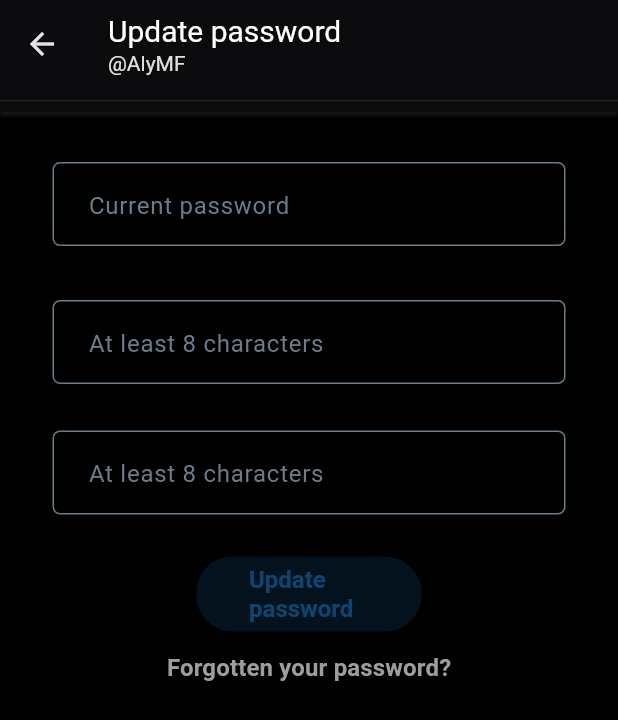
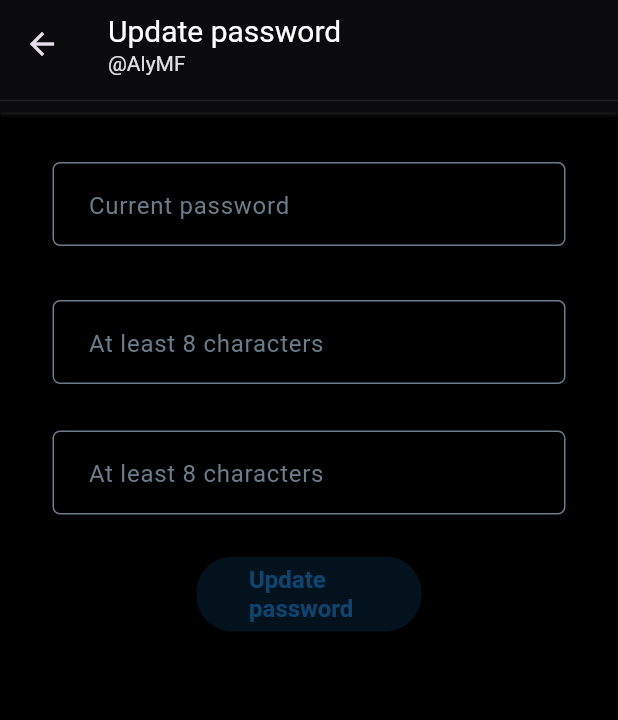
Before and after one commit to Qwitter/Qwitter-Cross-Platform, a Flutter app: the UpdatePasswordScreen screen opened directly, on a phone screen of 412 x 824 dp. Shown: the top 720 px of the screen. Run offline on Flutter 3.47's test engine with Material 3 defaults, Android fonts, the light colour scheme and no system bars; our stand-ins replace bootstrap_icons, chewie, dotted_border, flutter_riverpod, fluttertoast, google_sign_in and 7 more; missing offline and left inert: dart_jsonwebtoken; accounts and stored records are empty; network calls fail.

Commit message:
Authentication <Remove Unwanted Naviagtion>

```diff
--- a/qwitter_flutter_app/lib/screens/authentication/login/update_password_screen.dart
+++ b/qwitter_flutter_app/lib/screens/authentication/login/update_password_screen.dart
@@ -213,19 +213,6 @@ class _UpdatePasswordScreenState extends ConsumerState<UpdatePasswordScreen> {
                           },
                   );
                 }),
-                TextButton(
-                  onPressed: () {
-                    Navigator.push(
-                        context,
-                        MaterialPageRoute(
-                            builder: (context) =>
-                                const ForgetNewPasswordScreen()));
-                  },
-                  child: Text("Forgotten your password?",
-                      style: TextStyle(
-                        color: Colors.grey[500],
-                      )),
-                ),
               ],
             ),
           ),
```
